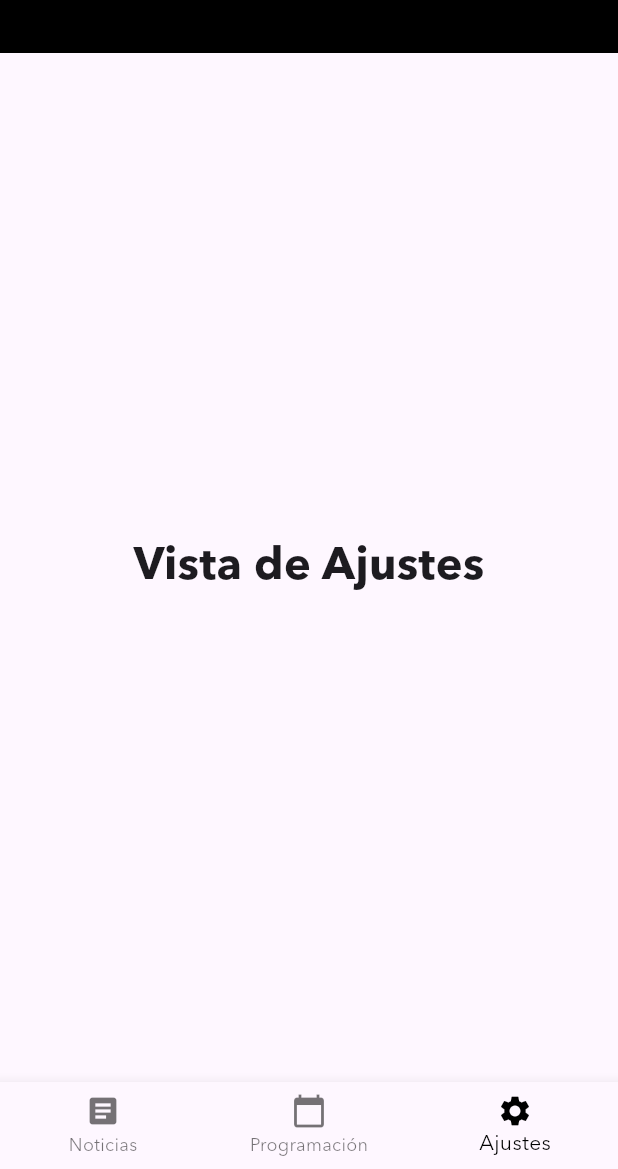
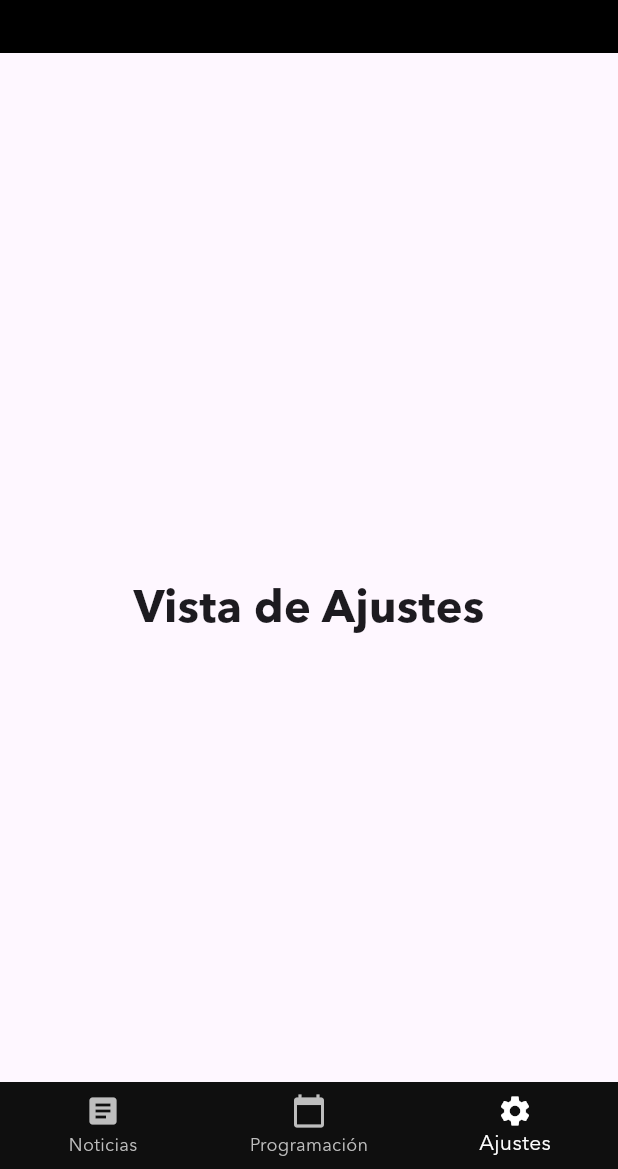
Before and after one commit to AppSalaNegra/Front, a Flutter app: the screen it shows after launch, item 3 of the bottom bar chosen, on a phone screen of 412 x 824 dp, the part 67-1236 px from its top. Run offline on Flutter 3.47's test engine with Material 3 defaults, Android fonts, the phone set to English and light mode, and no system bars; network calls fail.

Commit message:
main appareance ready to mege

```diff
--- a/lib/shared/nav.dart
+++ b/lib/shared/nav.dart
@@ -36,6 +36,7 @@ class _NavBarState extends State<NavBar> {
   @override
   Widget build(BuildContext context) {
     return Scaffold(
+      extendBody: true,
       // la app var toma un titulo en funcion del indice seleccionado
       appBar: PreferredSize(
         preferredSize: const Size.fromHeight(80), // Ajusta el tamaño según tus necesidades
--- a/lib/shared/navBar/sala_nav_bar.dart
+++ b/lib/shared/navBar/sala_nav_bar.dart
@@ -5,10 +5,10 @@ class SalaNegraNavBar extends StatelessWidget {
   final Function(int) onTap;
 
   const SalaNegraNavBar({
-    Key? key,
+    super.key,
     required this.currentIndex,
     required this.onTap,
-  }) : super(key: key);
+  });
 
   @override
   Widget build(BuildContext context) {
@@ -28,8 +28,11 @@ class SalaNegraNavBar extends StatelessWidget {
         ),
       ],
       currentIndex: currentIndex,
-      selectedItemColor: const Color.fromARGB(255, 0, 0, 0),
+      selectedItemColor: Colors.white,
+      unselectedItemColor:const Color.fromARGB(255, 190, 190, 190),
       onTap: onTap,
+      backgroundColor: const Color.fromARGB(240,0,0,0),
+      elevation: 0,
     );
   }
 }
```
